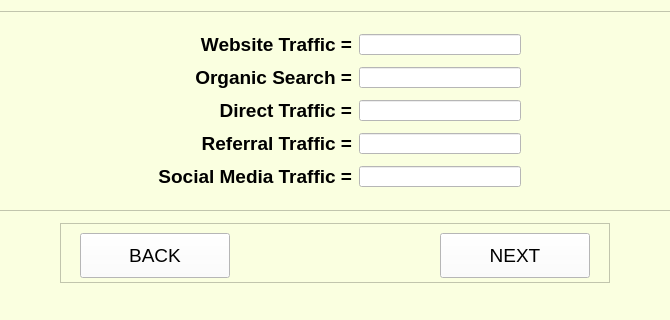
The window that ui_files/marketing_module/marketing_web_traffic.ui (Ris-code/institutional_benchmarking_model) describes before a commit, drawn with Qt 5; both pictures show x 124 to 794 and y 116 to 436 of the 918 by 436 pixel window.
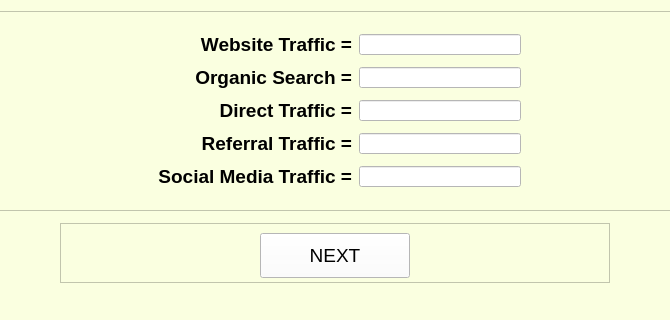
The same window after the commit.

What changed in the file:
```diff
--- a/ui_files/marketing_module/marketing_web_traffic.ui
+++ b/ui_files/marketing_module/marketing_web_traffic.ui
@@ -365,7 +365,7 @@
        </property>
        <property name="geometry">
         <rect>
-         <x>380</x>
+         <x>200</x>
          <y>10</y>
          <width>150</width>
          <height>45</height>
@@ -544,191 +544,6 @@
         <bool>false</bool>
        </property>
       </widget>
-      <widget class="QPushButton" name="backButton">
-       <property name="enabled">
-        <bool>true</bool>
-       </property>
-       <property name="geometry">
-        <rect>
-         <x>20</x>
-         <y>10</y>
-         <width>150</width>
-         <height>45</height>
-        </rect>
-       </property>
-       <property name="sizePolicy">
-        <sizepolicy hsizetype="Preferred" vsizetype="Preferred">
-         <horstretch>0</horstretch>
-         <verstretch>0</verstretch>
-        </sizepolicy>
-       </property>
-       <property name="minimumSize">
-        <size>
-         <width>150</width>
-         <height>45</height>
-        </size>
-       </property>
-       <property name="maximumSize">
-        <size>
-         <width>150</width>
-         <height>45</height>
-        </size>
-       </property>
-       <property name="palette">
-        <palette>
-         <active>
-          <colorrole role="Button">
-           <brush brushstyle="SolidPattern">
-            <color alpha="255">
-             <red>255</red>
-             <green>255</green>
-             <blue>255</blue>
-            </color>
-           </brush>
-          </colorrole>
-          <colorrole role="Base">
-           <brush brushstyle="SolidPattern">
-            <color alpha="255">
-             <red>255</red>
-             <green>255</green>
-             <blue>255</blue>
-            </color>
-           </brush>
-          </colorrole>
-          <colorrole role="Window">
-           <brush brushstyle="SolidPattern">
-            <color alpha="255">
-             <red>255</red>
-             <green>255</green>
-             <blue>255</blue>
-            </color>
-           </brush>
-          </colorrole>
-          <colorrole role="Link">
-           <brush brushstyle="SolidPattern">
-            <color alpha="255">
-             <red>6</red>
-             <green>22</green>
-             <blue>255</blue>
-            </color>
-           </brush>
-          </colorrole>
-         </active>
-         <inactive>
-          <colorrole role="Button">
-           <brush brushstyle="SolidPattern">
-            <color alpha="255">
-             <red>255</red>
-             <green>255</green>
-             <blue>255</blue>
-            </color>
-           </brush>
-          </colorrole>
-          <colorrole role="Base">
-           <brush brushstyle="SolidPattern">
-            <color alpha="255">
-             <red>255</red>
-             <green>255</green>
-             <blue>255</blue>
-            </color>
-           </brush>
-          </colorrole>
-          <colorrole role="Window">
-           <brush brushstyle="SolidPattern">
-            <color alpha="255">
-             <red>255</red>
-             <green>255</green>
-             <blue>255</blue>
-            </color>
-           </brush>
-          </colorrole>
-          <colorrole role="Link">
-           <brush brushstyle="SolidPattern">
-            <color alpha="255">
-             <red>6</red>
-             <green>22</green>
-             <blue>255</blue>
-            </color>
-           </brush>
-          </colorrole>
-         </inactive>
-         <disabled>
-          <colorrole role="Button">
-           <brush brushstyle="SolidPattern">
-            <color alpha="255">
-             <red>255</red>
-             <green>255</green>
-             <blue>255</blue>
-            </color>
-           </brush>
-          </colorrole>
-          <colorrole role="Base">
-           <brush brushstyle="SolidPattern">
-            <color alpha="255">
-             <red>255</red>
-             <green>255</green>
-             <blue>255</blue>
-            </color>
-           </brush>
-          </colorrole>
-          <colorrole role="Window">
-           <brush brushstyle="SolidPattern">
-            <color alpha="255">
-             <red>255</red>
-             <green>255</green>
-             <blue>255</blue>
-            </color>
-           </brush>
-          </colorrole>
-          <colorrole role="Link">
-           <brush brushstyle="SolidPattern">
-            <color alpha="255">
-             <red>6</red>
-             <green>22</green>
-             <blue>255</blue>
-            </color>
-           </brush>
-          </colorrole>
-         </disabled>
-        </palette>
-       </property>
-       <property name="font">
-        <font>
-         <family>Arial</family>
-         <pointsize>14</pointsize>
-        </font>
-       </property>
-       <property name="mouseTracking">
-        <bool>false</bool>
-       </property>
-       <property name="acceptDrops">
-        <bool>true</bool>
-       </property>
-       <property name="autoFillBackground">
-        <bool>false</bool>
-       </property>
-       <property name="styleSheet">
-        <string notr="true">background-color:rgb(255, 255, 255)</string>
-       </property>
-       <property name="text">
-        <string>BACK</string>
-       </property>
-       <property name="checkable">
-        <bool>false</bool>
-       </property>
-       <property name="autoExclusive">
-        <bool>false</bool>
-       </property>
-       <property name="autoDefault">
-        <bool>true</bool>
-       </property>
-       <property name="default">
-        <bool>false</bool>
-       </property>
-       <property name="flat">
-        <bool>false</bool>
-       </property>
-      </widget>
      </widget>
     </item>
    </layout>
```
